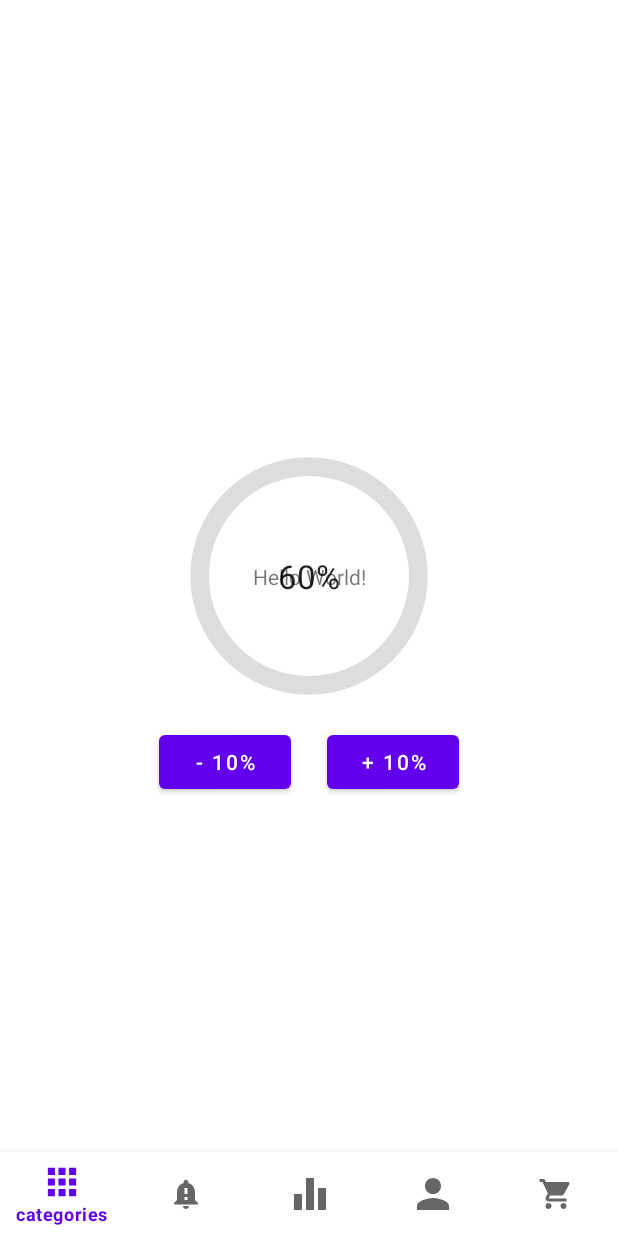
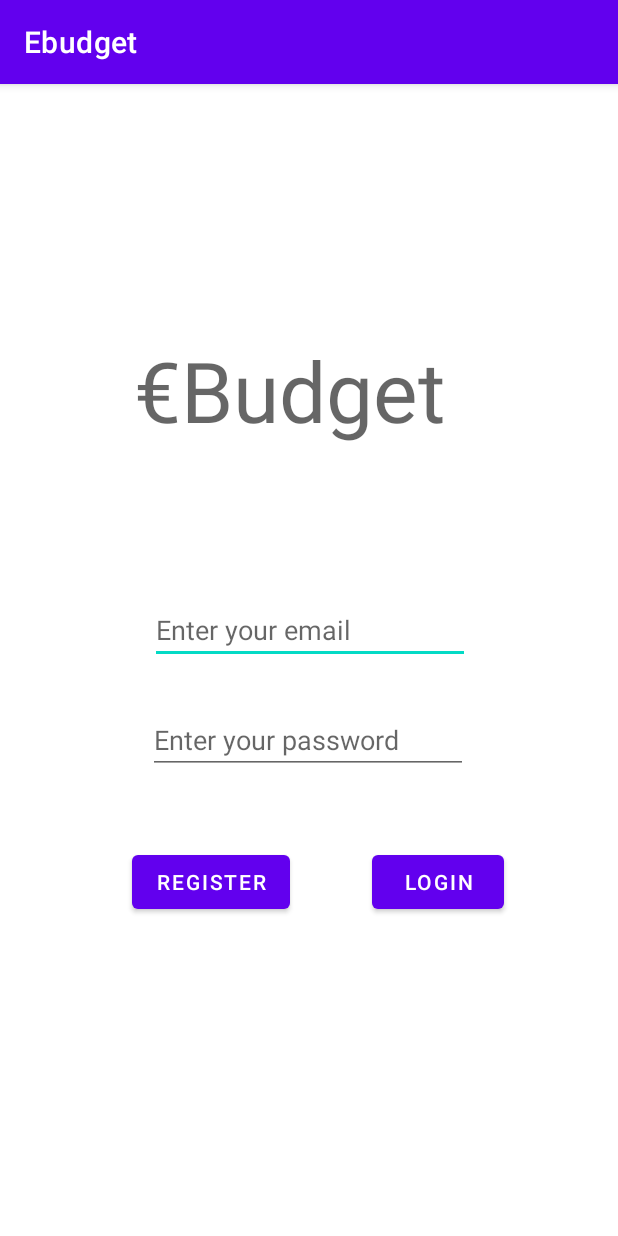
Before and after one commit to AmbreCorreia/Ebudget, an Android app: the screen it shows after launch (MainActivity before the commit, Login after it), on a phone screen of 412 x 824 dp. Run offline under Robolectric (Android 15) with nearby library versions, the phone set to English and light mode, and no system bars; our stand-ins replace Firebase (no records; nobody signed in at launch, a user with empty details on screens opened directly).

Commit message:
Login complet

```diff
--- /dev/null
+++ b/app/src/main/java/edu/polytech/ebudget/login/BaseFragment.java
@@ -0,0 +1,46 @@
+package edu.polytech.ebudget.login;
+
+import android.content.Context;
+import android.view.View;
+import android.view.inputmethod.InputMethodManager;
+import android.widget.ProgressBar;
+
+import androidx.annotation.VisibleForTesting;
+import androidx.fragment.app.Fragment;
+
+public class BaseFragment extends Fragment {
+
+    @VisibleForTesting
+    public ProgressBar mProgressBar;
+
+    public void setProgressBar(ProgressBar progressBar) {
+        mProgressBar = progressBar;
+    }
+
+    public void showProgressBar() {
+        if (mProgressBar != null) {
+            mProgressBar.setVisibility(View.VISIBLE);
+        }
+    }
+
+    public void hideProgressBar() {
+        if (mProgressBar != null) {
+            mProgressBar.setVisibility(View.INVISIBLE);
+        }
+    }
+
+    public void hideKeyboard(View view) {
+        final InputMethodManager imm = (InputMethodManager) requireActivity()
+                .getSystemService(Context.INPUT_METHOD_SERVICE);
+        if (imm != null) {
+            imm.hideSoftInputFromWindow(view.getWindowToken(), 0);
+        }
+    }
+
+    @Override
+    public void onStop() {
+        super.onStop();
+        hideProgressBar();
+    }
+
+}
--- /dev/null
+++ b/app/src/main/res/layout/activity_base.xml
@@ -0,0 +1,23 @@
+<?xml version="1.0" encoding="utf-8"?>
+<androidx.constraintlayout.widget.ConstraintLayout xmlns:android="http://schemas.android.com/apk/res/android"
+    xmlns:app="http://schemas.android.com/apk/res-auto"
+    android:layout_width="match_parent"
+    android:layout_height="match_parent"
+    xmlns:tools="http://schemas.android.com/tools"
+    app:layout_behavior="@string/appbar_scrolling_view_behavior"
+    tools:viewBindingIgnore="true">
+
+    <fragment
+        android:id="@+id/nav_host_fragment"
+        android:name="androidx.navigation.fragment.NavHostFragment"
+        android:layout_width="0dp"
+        android:layout_height="0dp"
+        app:defaultNavHost="true"
+        app:layout_constraintBottom_toBottomOf="parent"
+        app:layout_constraintHorizontal_bias="0.0"
+        app:layout_constraintLeft_toLeftOf="parent"
+        app:layout_constraintRight_toRightOf="parent"
+        app:layout_constraintTop_toTopOf="parent"
+        app:layout_constraintVertical_bias="0.0" />
+
+</androidx.constraintlayout.widget.ConstraintLayout>
--- a/app/src/main/res/layout/activity_home.xml
+++ b/app/src/main/res/layout/activity_home.xml
@@ -6,16 +6,6 @@
     android:layout_height="match_parent"
     tools:context=".Home">
 
-
-
-    <TextView
-        android:layout_width="wrap_content"
-        android:layout_height="wrap_content"
-        android:text="Hello World!"
-        app:layout_constraintBottom_toBottomOf="parent"
-        app:layout_constraintLeft_toLeftOf="parent"
-        app:layout_constraintRight_toRightOf="parent"
-        app:layout_constraintTop_toTopOf="parent" />
 
     <ProgressBar
         android:id="@+id/progress_bar"
--- /dev/null
+++ b/app/src/main/res/layout/fragment_emailpassword.xml
@@ -0,0 +1,96 @@
+<LinearLayout xmlns:android="http://schemas.android.com/apk/res/android"
+    xmlns:app="http://schemas.android.com/apk/res-auto"
+    xmlns:tools="http://schemas.android.com/tools"
+    android:id="@+id/main_layout"
+    android:layout_width="match_parent"
+    android:layout_height="match_parent"
+    android:orientation="vertical"
+    android:weightSum="4">
+
+    <ProgressBar
+        android:id="@+id/progressBar"
+        style="?android:attr/progressBarStyleHorizontal"
+        android:layout_width="match_parent"
+        android:layout_height="wrap_content"
+        android:indeterminate="true"
+        android:visibility="invisible" />
+
+    <androidx.constraintlayout.widget.ConstraintLayout
+        android:layout_width="match_parent"
+        android:layout_height="match_parent"
+        tools:context=".Login">
+
+        <EditText
+            android:id="@+id/fieldEmail"
+            android:layout_width="wrap_content"
+            android:layout_height="wrap_content"
+            android:layout_marginBottom="28dp"
+            android:ems="10"
+            android:hint="Enter your email"
+            android:inputType="textEmailAddress"
+            app:layout_constraintBottom_toTopOf="@+id/fieldPassword"
+            app:layout_constraintEnd_toEndOf="parent"
+            app:layout_constraintHorizontal_bias="0.502"
+            app:layout_constraintStart_toStartOf="parent" />
+
+        <EditText
+            android:id="@+id/fieldPassword"
+            android:layout_width="wrap_content"
+            android:layout_height="wrap_content"
+            android:layout_marginBottom="308dp"
+            android:ems="10"
+            android:hint="Enter your password"
+            android:inputType="textPassword"
+            app:layout_constraintBottom_toBottomOf="parent"
+            app:layout_constraintEnd_toEndOf="parent"
+            app:layout_constraintHorizontal_bias="0.497"
+            app:layout_constraintStart_toStartOf="parent" />
+
+        <Button
+            android:id="@+id/emailCreateAccountButton"
+            android:layout_width="wrap_content"
+            android:layout_height="wrap_content"
+            android:layout_marginStart="88dp"
+            android:layout_marginBottom="212dp"
+            android:text="Register"
+            app:layout_constraintBottom_toBottomOf="parent"
+            app:layout_constraintStart_toStartOf="parent" />
+
+        <Button
+            android:id="@+id/emailSignInButton"
+            android:layout_width="wrap_content"
+            android:layout_height="wrap_content"
+            android:layout_marginEnd="76dp"
+            android:layout_marginBottom="212dp"
+            android:text="Login"
+            app:layout_constraintBottom_toBottomOf="parent"
+            app:layout_constraintEnd_toEndOf="parent" />
+
+        <TextView
+            android:id="@+id/textTitle"
+            android:layout_width="wrap_content"
+            android:layout_height="wrap_content"
+            android:layout_marginTop="116dp"
+            android:text="€Budget"
+            android:textAppearance="@style/TextAppearance.AppCompat.Display3"
+            app:layout_constraintBottom_toTopOf="@+id/fieldPassword"
+            app:layout_constraintEnd_toEndOf="parent"
+            app:layout_constraintHorizontal_bias="0.435"
+            app:layout_constraintStart_toStartOf="parent"
+            app:layout_constraintTop_toTopOf="parent"
+            app:layout_constraintVertical_bias="0.166" />
+
+        <TextView
+            android:id="@+id/status"
+            android:layout_width="133dp"
+            android:layout_height="64dp"
+            android:layout_marginStart="128dp"
+            android:layout_marginTop="52dp"
+            android:text=""
+            app:layout_constraintStart_toStartOf="parent"
+            app:layout_constraintTop_toBottomOf="@+id/emailCreateAccountButton" />
+        app:layout_constraintVertical_bias="0.166" />
+
+    </androidx.constraintlayout.widget.ConstraintLayout>
+
+</LinearLayout>
--- /dev/null
+++ b/app/src/main/res/navigation/nav_graph_java.xml
@@ -0,0 +1,22 @@
+<?xml version="1.0" encoding="utf-8"?>
+<navigation xmlns:android="http://schemas.android.com/apk/res/android"
+    xmlns:app="http://schemas.android.com/apk/res-auto"
+    xmlns:tools="http://schemas.android.com/tools"
+    android:id="@+id/nav_graph_java"
+    app:startDestination="@id/LoginActivity">
+
+    <fragment
+        android:id="@+id/LoginActivity"
+        android:name="edu.polytech.ebudget.login.EmailPasswordFragment"
+        tools:layout="@layout/fragment_emailpassword">
+        <action
+            android:id="@+id/action_emailSignInButton"
+            app:destination="@id/MainActivity" />
+    </fragment>
+
+    <activity
+        android:id="@+id/MainActivity"
+        android:name="edu.polytech.ebudget.MainActivity"
+        tools:layout="@layout/activity_main" />
+
+</navigation>
--- a/app/src/main/res/values/strings.xml
+++ b/app/src/main/res/values/strings.xml
@@ -2,6 +2,7 @@
     <string name="app_name">Ebudget</string>
     <!-- TODO: Remove or change this placeholder text -->
     <string name="hello_blank_fragment">Hello blank fragment</string>
+    <string name="auth_failed">Authentication failed</string>
 
     <string-array name="items">
         <item>Tomates</item>
--- a/settings.gradle
+++ b/settings.gradle
@@ -1,3 +1,5 @@
+import org.gradle.api.initialization.resolve.RepositoriesMode
+
 pluginManagement {
     repositories {
         gradlePluginPortal()
@@ -6,7 +8,7 @@ pluginManagement {
     }
 }
 dependencyResolutionManagement {
-    repositoriesMode.set(RepositoriesMode.FAIL_ON_PROJECT_REPOS)
+    repositoriesMode.set(RepositoriesMode.PREFER_SETTINGS)
     repositories {
         google()
         mavenCentral()
```
Also changed, not shown: app/build.gradle (+10 -0 lines), app/src/main/AndroidManifest.xml (+4 -9 lines), app/src/main/java/edu/polytech/ebudget/Home.java (+2 -8 lines), app/src/main/java/edu/polytech/ebudget/Login.java (+12 -26 lines), app/src/main/java/edu/polytech/ebudget/Profil.java (deleted, +0 -14 lines), app/src/main/java/edu/polytech/ebudget/Register.java (deleted, +0 -36 lines), app/src/main/java/edu/polytech/ebudget/fragmentsFooter/FragmentProfil.java (+15 -1 lines), app/src/main/java/edu/polytech/ebudget/login/EmailPasswordFragment.java (added, +206 -0 lines), app/src/main/res/layout/activity_login.xml (+51 -47 lines), app/src/main/res/layout/activity_profil.xml (+17 -5 lines), app/src/main/res/layout/activity_register.xml (deleted, +0 -64 lines), build.gradle (+20 -0 lines), 1 other file.
